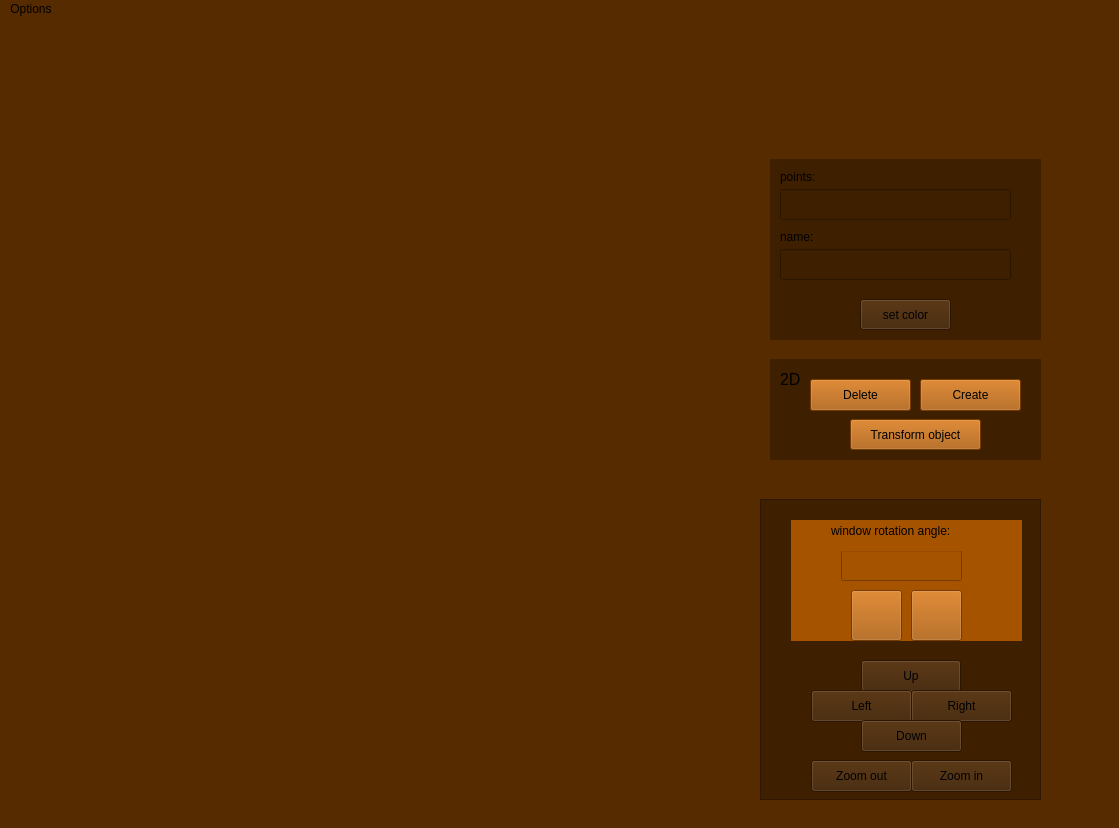
First picture: the form in src/view/main_view/gui_main.ui, repository victoriavllso/sistema-grafico-interativo, before the edit.
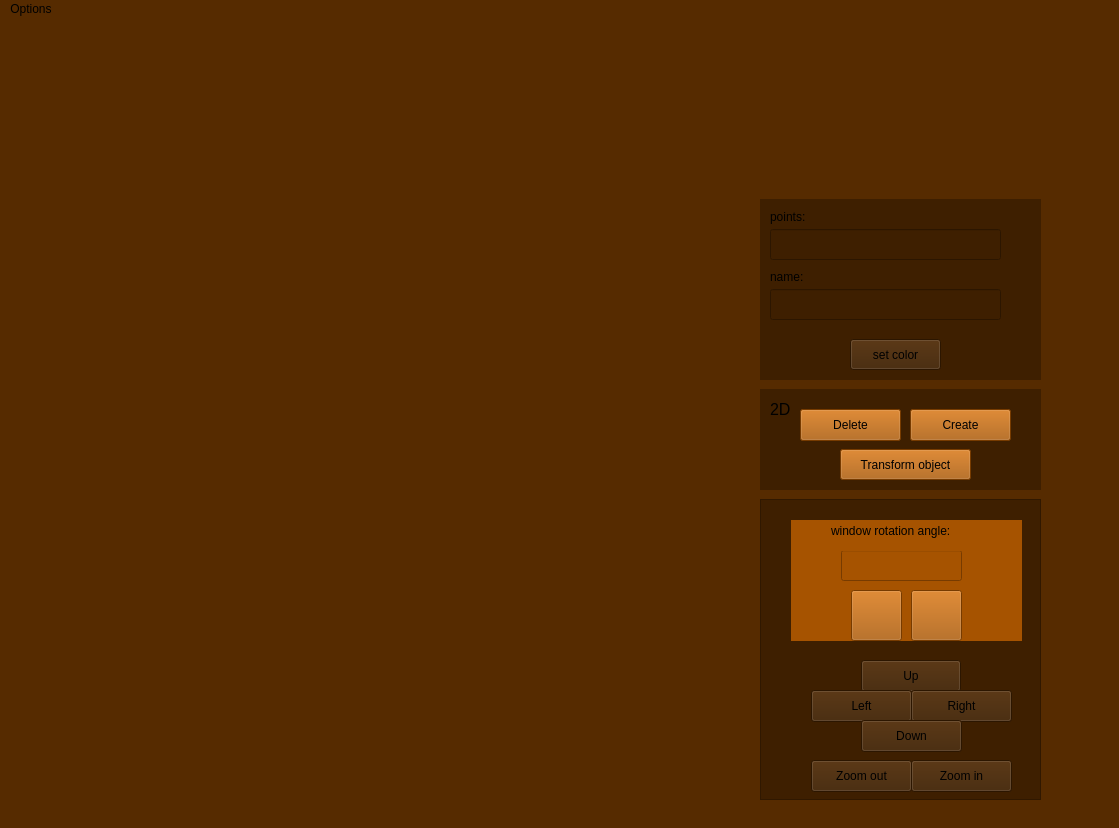
Second picture: the form after the edit.

The edit to the form file:
```diff
--- a/src/view/main_view/gui_main.ui
+++ b/src/view/main_view/gui_main.ui
@@ -299,9 +299,9 @@
    <widget class="QWidget" name="widget" native="true">
     <property name="geometry">
      <rect>
-      <x>770</x>
-      <y>340</y>
-      <width>271</width>
+      <x>760</x>
+      <y>370</y>
+      <width>281</width>
       <height>101</height>
      </rect>
     </property>
@@ -382,9 +382,9 @@
    <widget class="QWidget" name="widget_2" native="true">
     <property name="geometry">
      <rect>
-      <x>770</x>
-      <y>140</y>
-      <width>271</width>
+      <x>760</x>
+      <y>180</y>
+      <width>281</width>
       <height>181</height>
      </rect>
     </property>
```
Left out of the diff: 2 changed lines with no effect on the pictures.
